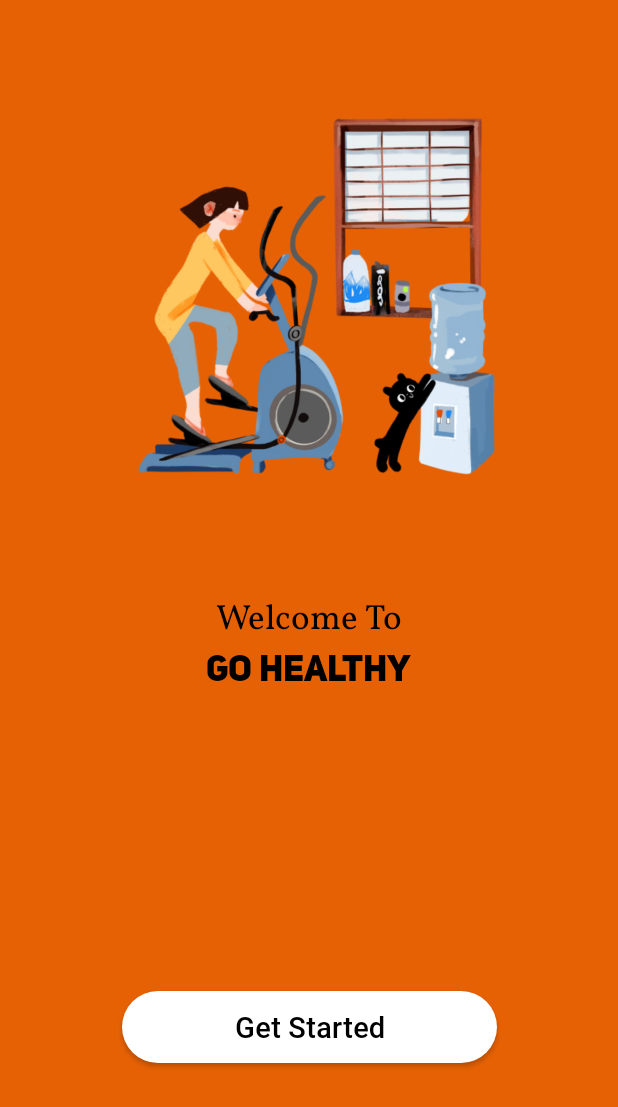
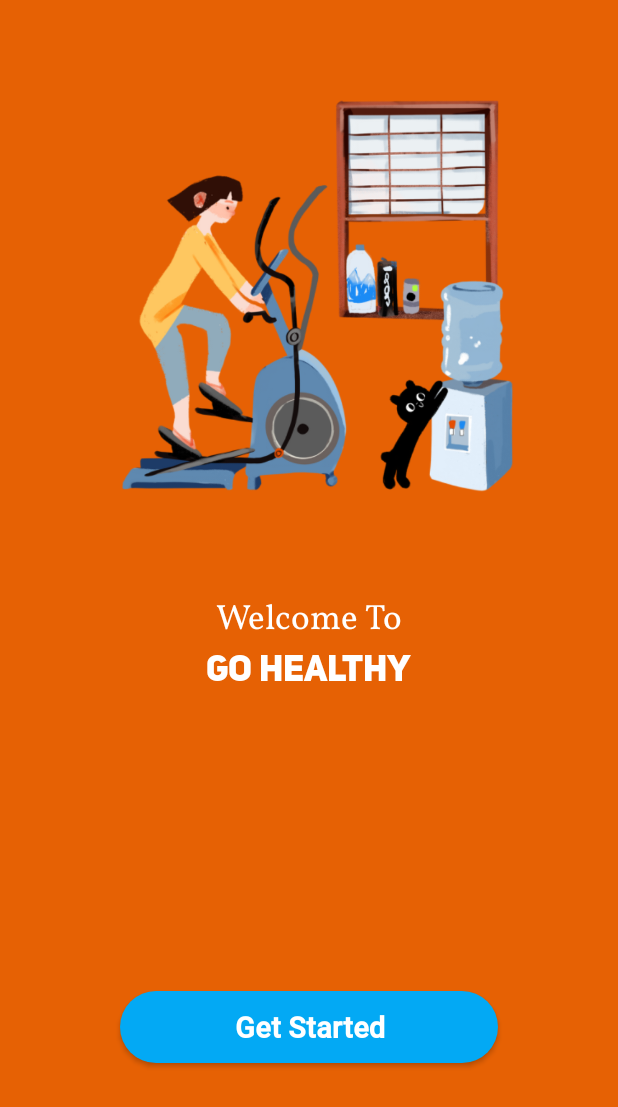
Before and after one commit to Sian1902/Go-Healthy, an Android app: the WelcomeFragment screen opened through its navigation route, on a phone screen of 412 x 824 dp. Shown: the top 1107 px of the screen. Run offline under Robolectric (Android 15) with nearby library versions, the phone set to English and light mode, and no system bars; 3 statements that could not run were skipped.

Commit message:
fixed some issues with sizing

```diff
--- /dev/null
+++ b/app/src/main/res/drawable/baseline_account_circle_24.xml
@@ -0,0 +1,5 @@
+<vector xmlns:android="http://schemas.android.com/apk/res/android" android:height="24dp" android:tint="#FFFFFF" android:viewportHeight="24" android:viewportWidth="24" android:width="24dp">
+
+    <path android:fillColor="@android:color/white" android:pathData="M12,2C6.48,2 2,6.48 2,12s4.48,10 10,10s10,-4.48 10,-10S17.52,2 12,2zM12,6c1.93,0 3.5,1.57 3.5,3.5S13.93,13 12,13s-3.5,-1.57 -3.5,-3.5S10.07,6 12,6zM12,20c-2.03,0 -4.43,-0.82 -6.14,-2.88C7.55,15.8 9.68,15 12,15s4.45,0.8 6.14,2.12C16.43,19.18 14.03,20 12,20z"/>
+
+</vector>
--- a/app/src/main/res/drawable/button_bg.xml
+++ b/app/src/main/res/drawable/button_bg.xml
@@ -2,8 +2,8 @@
 <selector xmlns:android="http://schemas.android.com/apk/res/android">
     <item>
         <shape android:shape="rectangle">
-            <solid android:color="@color/white" /> <!-- Light Blue Background -->
-            <size android:width="250dp" android:height="40dp"/>
+            <solid android:color="@color/light_blue" /> <!-- Light Blue Background -->
+
             <corners android:radius="100dp" />
         </shape>
     </item>
--- a/app/src/main/res/layout/fragment_signup.xml
+++ b/app/src/main/res/layout/fragment_signup.xml
@@ -12,11 +12,13 @@
 
     <ImageView
         android:id="@+id/signup_bg"
-        android:layout_width="384dp"
-        android:layout_height="384dp"
+        android:layout_width="0dp"
+        android:layout_height="0dp"
         android:src="@drawable/signup_bg"
         app:layout_constraintTop_toTopOf="parent"
+        app:layout_constraintBottom_toBottomOf="@id/nameTextField"
         app:layout_constraintStart_toStartOf="parent"
+        android:layout_margin="10dp"
         app:layout_constraintEnd_toEndOf="parent"/>
     <ImageView
         android:id="@+id/nameIcon"
@@ -89,10 +91,12 @@
         app:boxCornerRadiusTopStart="28dp"
         app:boxCornerRadiusTopEnd="28dp"
         app:boxCornerRadiusBottomEnd="28dp"
-        app:boxCornerRadiusBottomStart="28dp">
+        app:boxCornerRadiusBottomStart="28dp"
+        >
         <com.google.android.material.textfield.TextInputEditText
             android:layout_width="match_parent"
-            android:layout_height="wrap_content" />
+            android:layout_height="wrap_content"
+            />
     </com.google.android.material.textfield.TextInputLayout>
 
 
--- a/app/src/main/res/layout/fragment_welcome.xml
+++ b/app/src/main/res/layout/fragment_welcome.xml
@@ -17,7 +17,7 @@
       app:layout_constraintBottom_toBottomOf="parent"
       android:fontFamily="@font/volkorn"
       android:textSize="23sp"
-      android:textColor="@color/black"
+      android:textColor="@color/white"
       android:text="@string/welcome_text"/>
     <TextView
         android:id="@+id/appName"
@@ -29,13 +29,15 @@
         android:fontFamily="@font/uni_sans"
         android:textSize="24sp"
         android:textStyle="bold"
-        android:textColor="@color/black"
+        android:textColor="@color/white"
 
         android:text="@string/app_name"
         />
     <ImageView
-        android:layout_width="268dp"
-        android:layout_height="268dp"
+        android:id="@+id/welcomeImage"
+        android:layout_width="0dp"
+        android:layout_height="0dp"
+        android:layout_margin="50dp"
         app:layout_constraintStart_toStartOf="parent"
         app:layout_constraintEnd_toEndOf="parent"
         app:layout_constraintBottom_toTopOf="@id/welcomeText"
@@ -44,7 +46,7 @@
         />
 
   <androidx.appcompat.widget.AppCompatButton
-      android:layout_width="wrap_content"
+      android:layout_width="0dp"
       android:layout_height="wrap_content"
       android:background="@drawable/button_bg"
       android:layout_marginTop="200dp"
@@ -53,10 +55,13 @@
       android:fontFamily="@font/roboto_medium"
       android:text="Get Started"
       android:textAllCaps="false"
-      android:textColor="@color/black"
+      android:textColor="@color/white"
+      android:textStyle="bold"
       android:textSize="19sp"
-      app:layout_constraintEnd_toEndOf="parent"
-      app:layout_constraintStart_toStartOf="parent"
+      android:layout_marginLeft="30dp"
+      android:layout_marginRight="30dp"
+      app:layout_constraintEnd_toEndOf="@id/welcomeImage"
+      app:layout_constraintStart_toStartOf="@id/welcomeImage"
       app:layout_constraintTop_toBottomOf="@id/appName" />
 
 </androidx.constraintlayout.widget.ConstraintLayout>
--- a/app/src/main/res/values/colors.xml
+++ b/app/src/main/res/values/colors.xml
@@ -6,5 +6,7 @@
     <color name="textField_color">#ffe6e0e9</color>
     <color name="test">#ff16224b</color>
     <color name="blue">#ff504d73</color>
+    <color name="light_blue">#03A9F4</color>
+
 
 </resources>
```
